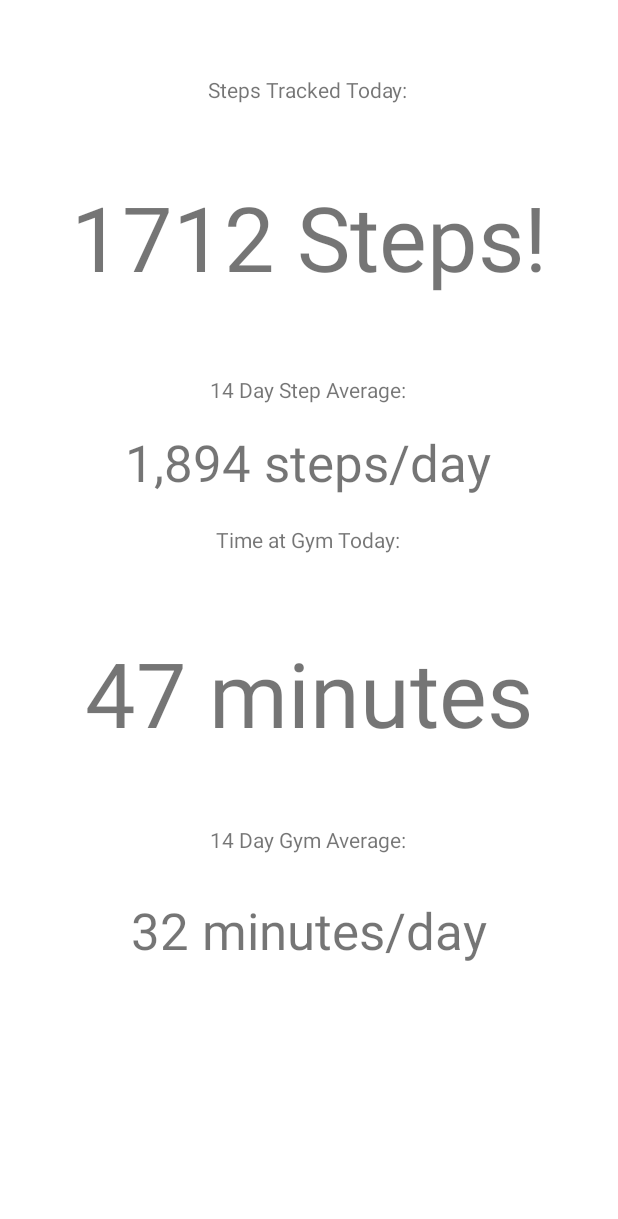
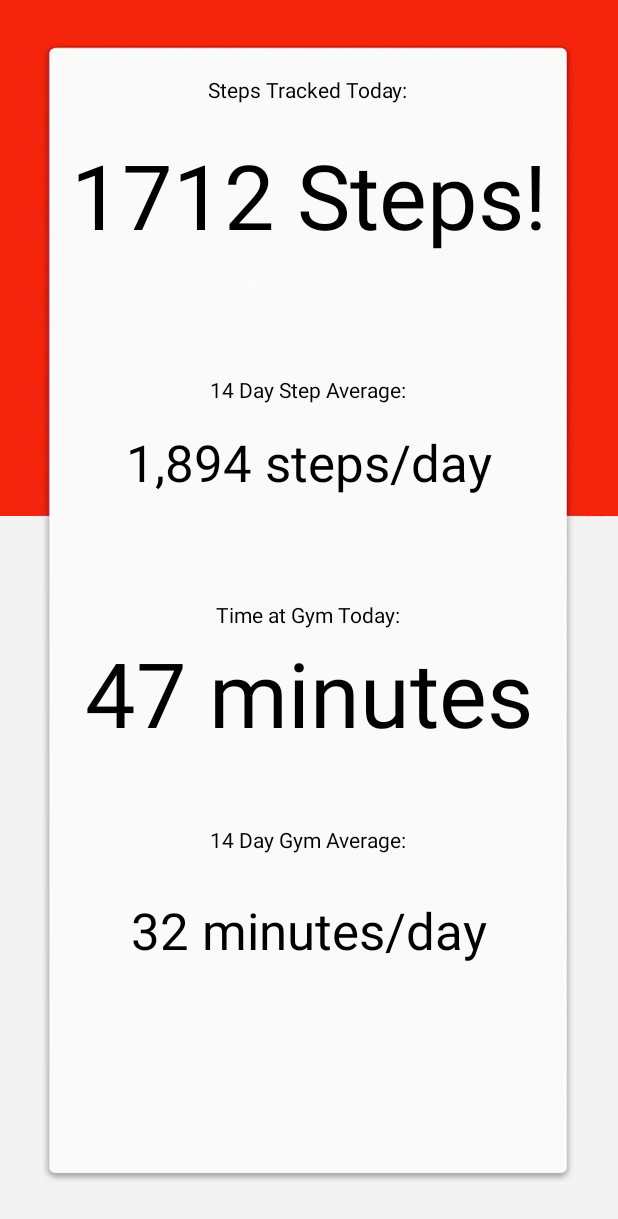
Before and after one commit to WillowArk/HealthyHabits, an Android app: the FitnessTab screen opened directly, with no data from a screen before it, on a phone screen of 412 x 824 dp. Shown: the top 1219 px of the screen. Run offline under Robolectric (Android 15) with nearby library versions, the phone set to English and light mode, and no system bars.

Commit message:
backgrounds

```diff
--- a/app/src/main/res/layout/activity_fitness_tab.xml
+++ b/app/src/main/res/layout/activity_fitness_tab.xml
@@ -4,6 +4,7 @@
     xmlns:tools="http://schemas.android.com/tools"
     android:layout_width="match_parent"
     android:layout_height="match_parent"
+    android:background="@drawable/pagebackground">
     tools:context=".FitnessTab">
 
     <TextView
@@ -14,8 +15,10 @@
         android:layout_marginTop="50dp"
         android:layout_marginEnd="177dp"
         android:text="Steps Tracked Today:"
+        android:textColor="#000000"
         app:layout_constraintEnd_toEndOf="parent"
         app:layout_constraintStart_toStartOf="parent"
+        app:layout_constraintTop_toTopOf="parent" />
         app:layout_constraintTop_toTopOf="parent" />
 
     <TextView
@@ -26,6 +29,7 @@
         android:layout_marginTop="250dp"
         android:layout_marginEnd="177dp"
         android:text="14 Day Step Average:"
+        android:textColor="#000000"
         app:layout_constraintEnd_toEndOf="parent"
         app:layout_constraintStart_toStartOf="parent"
         app:layout_constraintTop_toTopOf="parent" />
@@ -35,9 +39,10 @@
         android:layout_width="wrap_content"
         android:layout_height="wrap_content"
         android:layout_marginStart="176dp"
-        android:layout_marginTop="350dp"
+        android:layout_marginTop="400dp"
         android:layout_marginEnd="177dp"
         android:text="Time at Gym Today:"
+        android:textColor="#000000"
         app:layout_constraintEnd_toEndOf="parent"
         app:layout_constraintStart_toStartOf="parent"
         app:layout_constraintTop_toTopOf="parent" />
@@ -50,6 +55,7 @@
         android:layout_marginTop="550dp"
         android:layout_marginEnd="177dp"
         android:text="14 Day Gym Average:"
+        android:textColor="#000000"
         app:layout_constraintEnd_toEndOf="parent"
         app:layout_constraintStart_toStartOf="parent"
         app:layout_constraintTop_toTopOf="parent" />
@@ -59,9 +65,10 @@
         android:layout_width="wrap_content"
         android:layout_height="wrap_content"
         android:layout_marginStart="168dp"
-        android:layout_marginTop="48dp"
+        android:layout_marginTop="20dp"
         android:layout_marginEnd="168dp"
         android:text="3,579 steps"
+        android:textColor="#000000"
         android:textSize="60sp"
         app:layout_constraintEnd_toEndOf="parent"
         app:layout_constraintHorizontal_bias="0.502"
@@ -76,9 +83,10 @@
         android:layout_marginTop="216dp"
         android:layout_marginEnd="168dp"
         android:text="1,894 steps/day"
+        android:textColor="#000000"
         android:textSize="34sp"
         app:layout_constraintEnd_toEndOf="parent"
-        app:layout_constraintHorizontal_bias="0.505"
+        app:layout_constraintHorizontal_bias="0.502"
         app:layout_constraintStart_toStartOf="parent"
         app:layout_constraintTop_toBottomOf="@+id/StepTitle" />
 
@@ -89,6 +97,7 @@
         android:layout_marginStart="168dp"
         android:layout_marginTop="528dp"
         android:layout_marginEnd="168dp"
+        android:textColor="#000000"
         android:text="32 minutes/day"
         android:textSize="34sp"
         app:layout_constraintEnd_toEndOf="parent"
@@ -101,6 +110,7 @@
         android:layout_width="wrap_content"
         android:layout_height="wrap_content"
         android:layout_marginStart="168dp"
+        android:textColor="#000000"
         android:layout_marginTop="352dp"
         android:layout_marginEnd="168dp"
         android:text="47 minutes"
--- a/app/src/main/res/layout/activity_food_tab.xml
+++ b/app/src/main/res/layout/activity_food_tab.xml
@@ -4,6 +4,7 @@
     xmlns:tools="http://schemas.android.com/tools"
     android:layout_width="match_parent"
     android:layout_height="match_parent"
+    android:background="@drawable/pagebackground"
     tools:context=".FoodTab">
 
     <ImageView
--- a/app/src/main/res/layout/activity_sleep_tab.xml
+++ b/app/src/main/res/layout/activity_sleep_tab.xml
@@ -4,6 +4,7 @@
     xmlns:tools="http://schemas.android.com/tools"
     android:layout_width="match_parent"
     android:layout_height="match_parent"
+    android:background="@drawable/pagebackground">
     tools:context=".SleepTab">
 
     <TextView
@@ -12,6 +13,7 @@
         android:layout_height="wrap_content"
         android:layout_marginStart="168dp"
         android:layout_marginTop="232dp"
+        android:textColor="#000000"
         android:layout_marginEnd="168dp"
         android:text="6 hrs 23 mins/day"
         android:textSize="34sp"
@@ -25,6 +27,7 @@
         android:layout_width="wrap_content"
         android:layout_height="wrap_content"
         android:layout_marginStart="176dp"
+        android:textColor="#000000"
         android:layout_marginTop="250dp"
         android:layout_marginEnd="177dp"
         android:text="14 Day Sleep Average:"
@@ -37,6 +40,7 @@
         android:layout_width="wrap_content"
         android:layout_height="wrap_content"
         android:layout_marginStart="168dp"
+        android:textColor="#000000"
         android:layout_marginTop="48dp"
         android:layout_marginEnd="168dp"
         android:text="7 hrs 23 mins"
@@ -51,6 +55,7 @@
         android:layout_width="wrap_content"
         android:layout_height="wrap_content"
         android:layout_marginStart="176dp"
+        android:textColor="#000000"
         android:layout_marginTop="50dp"
         android:layout_marginEnd="177dp"
         android:text="Time Slept Today:"
```
Also changed, not shown: app/src/main/res/drawable/pagebackground.jpg (added).
